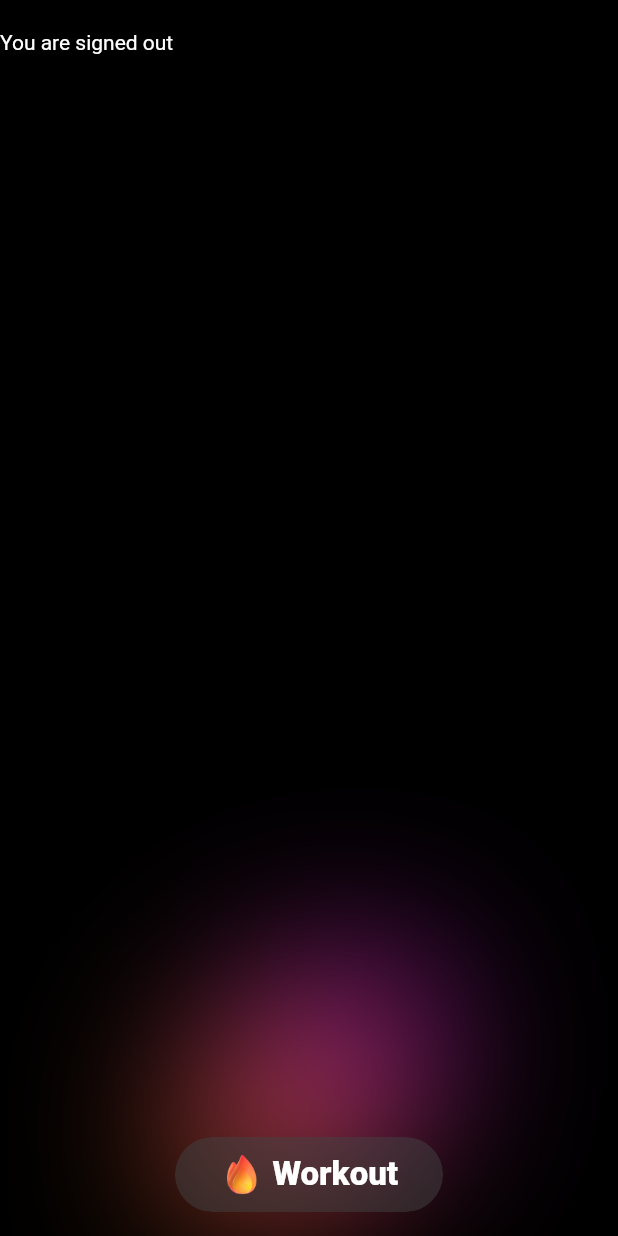
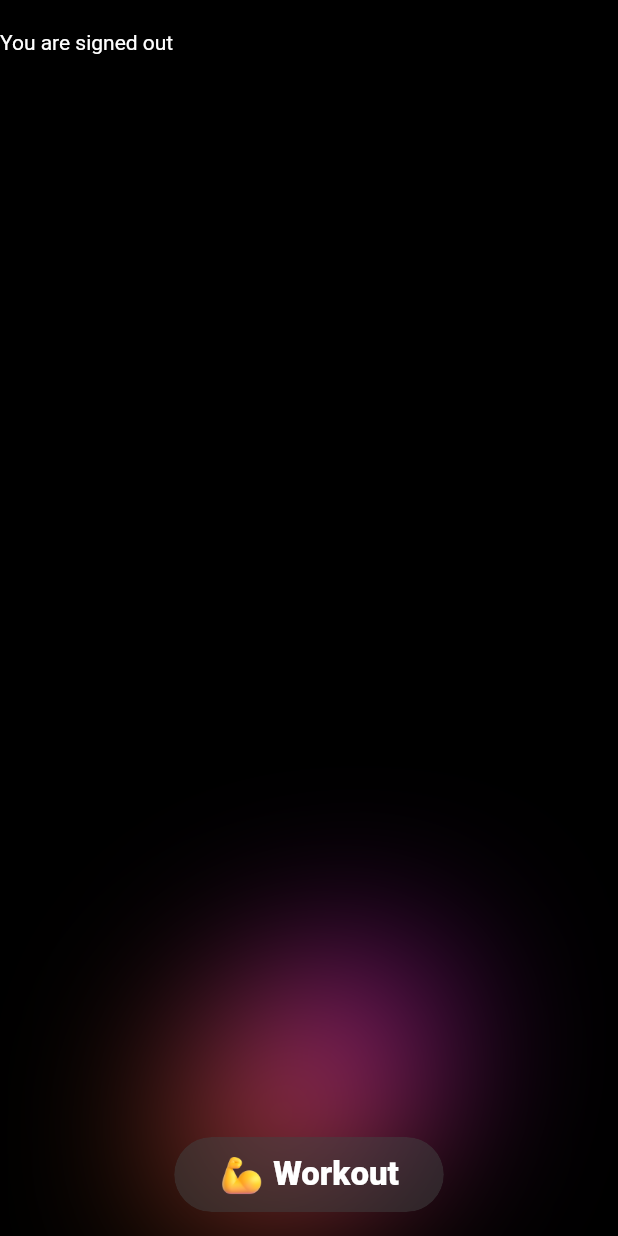
Before and after one commit to ethernetz/hot-summer, a Flutter app: the HomeScreen screen opened by its route, on a phone screen of 412 x 824 dp. Run offline on Flutter 3.47's test engine with Material 2 defaults, Android fonts, the phone set to English and light mode, and no system bars; our stand-ins replace cloud_firestore, firebase_auth, firebase_core, firebase_crashlytics, google_fonts, google_sign_in and 2 more; accounts and stored records are empty; network calls fail.

Commit message:
add flex emoji to workout button

```diff
--- a/app/lib/screens/home_screen.dart
+++ b/app/lib/screens/home_screen.dart
@@ -76,12 +76,12 @@ class WorkoutButton extends StatelessWidget {
                 mainAxisAlignment: MainAxisAlignment.center,
                 children: [
                   const Image(
-                    image: AssetImage("assets/fire_3d.png"),
+                    image: AssetImage("assets/flexed_biceps_3d_default.png"),
                     height: 30,
                     width: 30,
                   ),
                   const SizedBox(
-                    width: 5,
+                    width: 6,
                   ),
                   Text(
                     'Workout',
```
Also changed, not shown: app/assets/flexed_biceps_3d_default.png (added).
